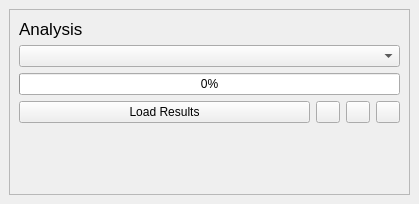
The window that ui/watering_analysis_dialog.ui (Ingeniousware/QGISWaterIng) describes before a commit, drawn with Qt 5.
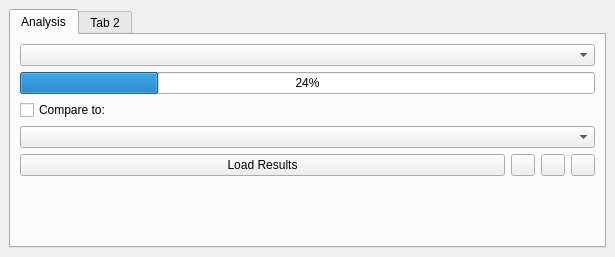
The same window after the commit.

Commit message: Analysis window modifications

```diff
--- a/ui/watering_analysis_dialog.ui
+++ b/ui/watering_analysis_dialog.ui
@@ -6,8 +6,8 @@
    <rect>
     <x>0</x>
     <y>0</y>
-    <width>419</width>
-    <height>204</height>
+    <width>615</width>
+    <height>257</height>
    </rect>
   </property>
   <property name="sizePolicy">
@@ -16,6 +16,12 @@
     <verstretch>0</verstretch>
    </sizepolicy>
   </property>
+  <property name="features">
+   <set>QDockWidget::DockWidgetClosable|QDockWidget::DockWidgetFloatable</set>
+  </property>
+  <property name="allowedAreas">
+   <set>Qt::RightDockWidgetArea</set>
+  </property>
   <property name="windowTitle">
    <string>Water Analysis</string>
   </property>
@@ -26,99 +32,65 @@
      <verstretch>0</verstretch>
     </sizepolicy>
    </property>
-   <layout class="QHBoxLayout" name="horizontalLayout_2">
-    <item>
-     <widget class="QScrollArea" name="scrollArea">
-      <property name="enabled">
-       <bool>true</bool>
-      </property>
-      <property name="sizePolicy">
-       <sizepolicy hsizetype="Expanding" vsizetype="Minimum">
-        <horstretch>0</horstretch>
-        <verstretch>0</verstretch>
-       </sizepolicy>
-      </property>
-      <property name="sizeAdjustPolicy">
-       <enum>QAbstractScrollArea::AdjustToContents</enum>
-      </property>
-      <property name="widgetResizable">
-       <bool>true</bool>
-      </property>
-      <widget class="QWidget" name="scrollAreaWidgetContents">
-       <property name="geometry">
-        <rect>
-         <x>0</x>
-         <y>0</y>
-         <width>399</width>
-         <height>165</height>
-        </rect>
-       </property>
        <layout class="QVBoxLayout" name="verticalLayout_2">
         <item>
-         <widget class="QLabel" name="projectLabel">
-          <property name="enabled">
-           <bool>true</bool>
-          </property>
-          <property name="sizePolicy">
-           <sizepolicy hsizetype="Expanding" vsizetype="Fixed">
-            <horstretch>0</horstretch>
-            <verstretch>0</verstretch>
-           </sizepolicy>
-          </property>
-          <property name="font">
-           <font>
-            <pointsize>13</pointsize>
-            <bold>false</bold>
-           </font>
-          </property>
-          <property name="text">
+     <widget class="QTabWidget" name="tabWidget">
+      <property name="currentIndex">
+       <number>0</number>
+      </property>
+      <widget class="QWidget" name="tab">
+       <attribute name="title">
            <string>Analysis</string>
-          </property>
-         </widget>
-        </item>
+       </attribute>
+       <layout class="QVBoxLayout" name="verticalLayout_3">
         <item>
          <layout class="QVBoxLayout" name="verticalLayout">
           <item>
-           <widget class="QComboBox" name="analysis_box">
-            <property name="sizePolicy">
-             <sizepolicy hsizetype="Expanding" vsizetype="Fixed">
-              <horstretch>0</horstretch>
-              <verstretch>0</verstretch>
-             </sizepolicy>
-            </property>
-           </widget>
+           <widget class="QComboBox" name="analysis_box"/>
           </item>
           <item>
            <widget class="QProgressBar" name="progressBar">
-            <property name="sizePolicy">
-             <sizepolicy hsizetype="Expanding" vsizetype="Fixed">
-              <horstretch>0</horstretch>
-              <verstretch>0</verstretch>
-             </sizepolicy>
-            </property>
             <property name="value">
-             <number>0</number>
+             <number>24</number>
             </property>
            </widget>
           </item>
           <item>
-           <layout class="QHBoxLayout" name="horizontalLayout">
-            <property name="sizeConstraint">
-             <enum>QLayout::SetMinAndMaxSize</enum>
+           <widget class="QCheckBox" name="compareCheckBox">
+            <property name="text">
+             <string>Compare to:</string>
             </property>
+           </widget>
+          </item>
+          <item>
+           <widget class="QComboBox" name="analysis_box2"/>
+          </item>
+          <item>
+           <layout class="QHBoxLayout" name="horizontalLayout_3">
             <item alignment="Qt::AlignTop">
              <widget class="QPushButton" name="BtGetAnalysisResultsCurrent">
+              <property name="enabled">
+               <bool>true</bool>
+              </property>
               <property name="sizePolicy">
                <sizepolicy hsizetype="Expanding" vsizetype="Fixed">
                 <horstretch>0</horstretch>
                 <verstretch>0</verstretch>
                </sizepolicy>
               </property>
+              <property name="minimumSize">
+               <size>
+                <width>200</width>
+                <height>0</height>
+               </size>
+              </property>
               <property name="text">
                <string>Load Results</string>
               </property>
              </widget>
             </item>
+            <item>
+             <layout class="QHBoxLayout" name="horizontalLayout_2">
             <item alignment="Qt::AlignTop">
              <widget class="QPushButton" name="BtGetAnalysisResultsBackward">
               <property name="sizePolicy">
@@ -140,9 +112,6 @@
             </item>
             <item alignment="Qt::AlignTop">
              <widget class="QPushButton" name="BtGetAnalysisResultsPlayPause">
-              <property name="enabled">
-               <bool>true</bool>
-              </property>
               <property name="sizePolicy">
                <sizepolicy hsizetype="Expanding" vsizetype="Fixed">
                 <horstretch>0</horstretch>
@@ -184,6 +153,13 @@
          </layout>
         </item>
        </layout>
+        </item>
+       </layout>
+      </widget>
+      <widget class="QWidget" name="tab_2">
+       <attribute name="title">
+        <string>Tab 2</string>
+       </attribute>
       </widget>
      </widget>
     </item>
```
Lines whose indentation alone changed are shown as unchanged. The commit also changes 6 other files.
